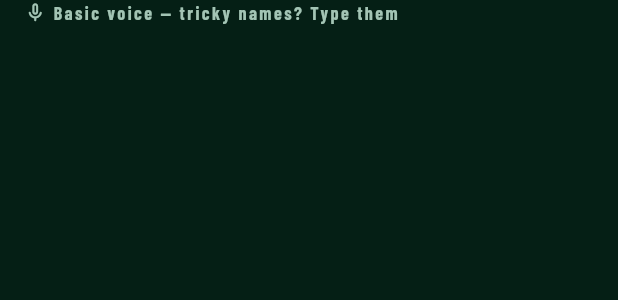
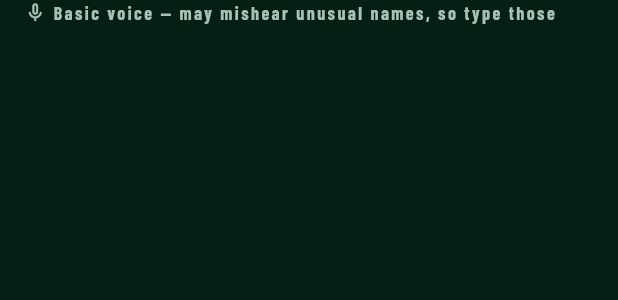
Before and after one commit to UncleAnthonys/quizinho, a Flutter app: the _VoiceBoost widget shown alone on an empty page, opened directly, on a phone screen of 412 x 824 dp. Shown: the top 300 px of the screen. Run offline on Flutter 3.47's test engine with Material 3 defaults, Android fonts, the phone set to English and light mode, and no system bars; our stand-ins replace app_links, audioplayers, in_app_purchase, qr_flutter, sensors_plus, shared_preferences and 3 more; missing offline and left inert: dart:js_interop; accounts and stored records are empty; project files that could hold a hidden picture were left out.

Commit message:
Clearer voice line on joined phones
Co-Authored-By: Claude Opus 5.5 <noreply@anthropic.com>
Claude-Session: https://claude.ai/code/session_01Va16YyzRqxyN5QUKSTtrFu

```diff
--- a/lib/multiplayer/guest_screen.dart
+++ b/lib/multiplayer/guest_screen.dart
@@ -464,10 +464,10 @@ class _VoiceBoost extends StatelessWidget {
         valueListenable: HintedSpeech.status,
         builder: (context, s, _) {
           final (text, colour) = switch (s) {
-            'ready' => ('Player-name voice on: say any name', Palette.green),
-            'downloading' => ('Player-name voice downloading — tricky names? Type them', Palette.gold),
+            'ready' => ('Voice tuned to footballer names — just say it', Palette.green),
+            'downloading' => ('Tuning voice to footballer names… type unusual names for now', Palette.gold),
             'checking' => ('Checking voice…', Palette.muted),
-            _ => ('Basic voice — tricky names? Type them', Palette.muted),
+            _ => ('Basic voice — may mishear unusual names, so type those', Palette.muted),
           };
           return Padding(
             padding: const EdgeInsets.fromLTRB(16, 0, 16, 2),
```
